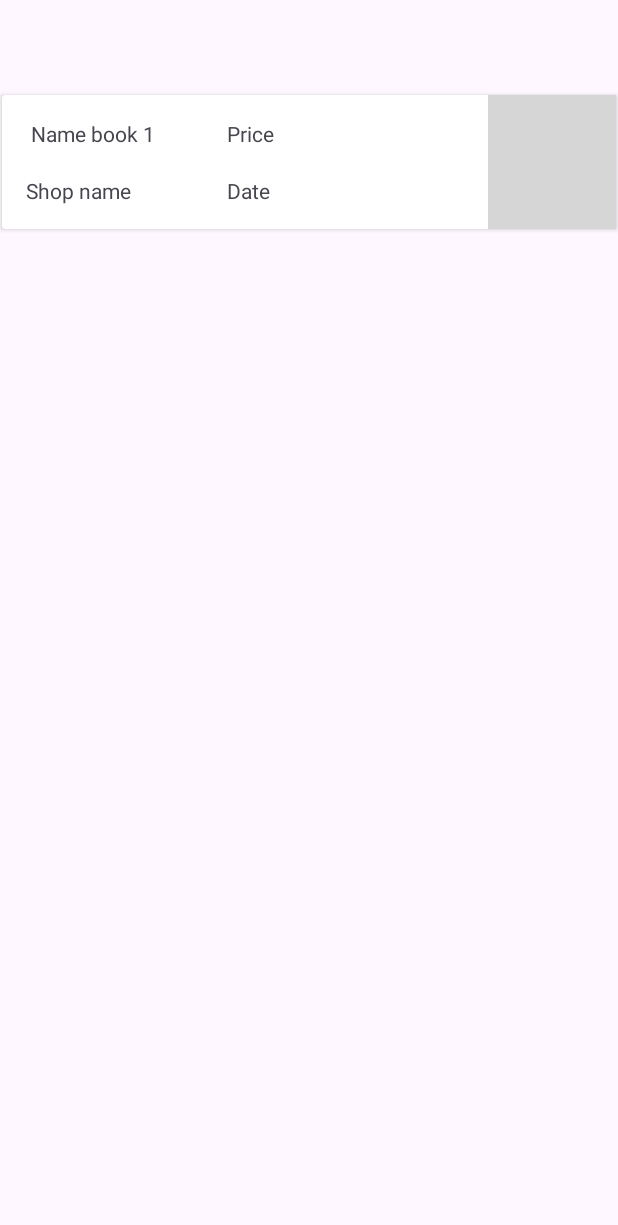
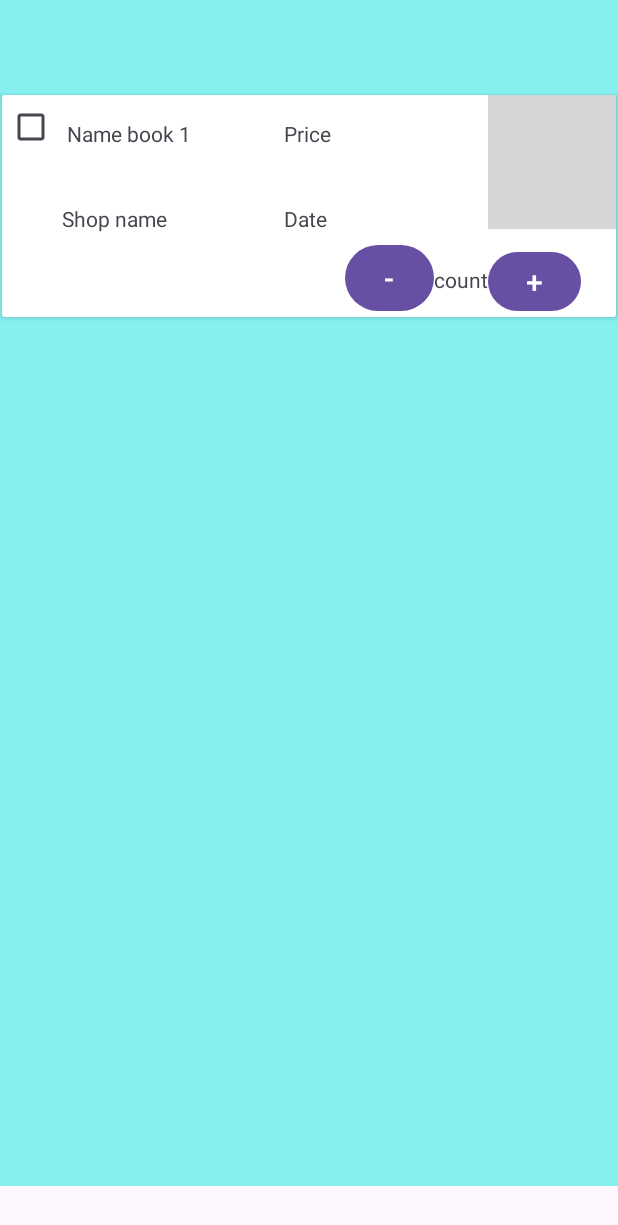
Before and after one commit to longITBK/Android_EBooker_ECommerce_App, an Android app: the layout shopping_cart_item.xml on its own in the app's theme, with its tools: preview values and no code run, on a phone screen of 412 x 824 dp. Shown: the top 1225 px of the screen. Run offline under Robolectric (Android 15) with nearby library versions, the phone set to English and light mode, and no system bars; grey boxes are pictures that could not be loaded.

Commit message:
update_UI

```diff
--- a/app/src/main/res/layout/cart_details.xml
+++ b/app/src/main/res/layout/cart_details.xml
@@ -3,7 +3,8 @@
     xmlns:app="http://schemas.android.com/apk/res-auto"
     xmlns:tools="http://schemas.android.com/tools"
     android:layout_width="match_parent"
-    android:layout_height="match_parent">
+    android:layout_height="match_parent"
+    android:background="@color/light_blue86">
 
     <ImageView
         android:id="@+id/book_image"
@@ -67,10 +68,11 @@
         android:id="@+id/book_price"
         android:layout_width="wrap_content"
         android:layout_height="wrap_content"
+        android:layout_marginTop="50dp"
         android:layout_marginEnd="20dp"
         android:text="book_price"
         app:layout_constraintEnd_toEndOf="parent"
-        tools:layout_editor_absoluteY="288dp" />
+        app:layout_constraintTop_toBottomOf="@+id/state" />
 
     <TextView
         android:id="@+id/vouchers"
@@ -122,4 +124,12 @@
         app:layout_constraintStart_toStartOf="parent"
         app:layout_constraintTop_toBottomOf="@+id/book_name" />
 
+    <Button
+        android:id="@+id/button"
+        android:layout_width="wrap_content"
+        android:layout_height="wrap_content"
+        android:text="Thanh toán"
+        app:layout_constraintBottom_toBottomOf="parent"
+        app:layout_constraintEnd_toEndOf="parent" />
+
 </androidx.constraintlayout.widget.ConstraintLayout>
--- a/app/src/main/res/layout/shopping_cart_item.xml
+++ b/app/src/main/res/layout/shopping_cart_item.xml
@@ -1,9 +1,10 @@
 <?xml version="1.0" encoding="utf-8"?>
 <androidx.constraintlayout.widget.ConstraintLayout xmlns:android="http://schemas.android.com/apk/res/android"
+    xmlns:app="http://schemas.android.com/apk/res-auto"
+    xmlns:tools="http://schemas.android.com/tools"
     android:layout_width="match_parent"
     android:layout_height="wrap_content"
-    xmlns:app="http://schemas.android.com/apk/res-auto"
-    xmlns:tools="http://schemas.android.com/tools">
+    android:background="@color/light_blue86">
 
     <androidx.cardview.widget.CardView
         android:id="@+id/cardView"
@@ -20,14 +21,15 @@
 
         <androidx.constraintlayout.widget.ConstraintLayout
             android:layout_width="match_parent"
-            android:layout_height="wrap_content">
+            android:layout_height="148dp"
+            android:background="#FFFFFF">
 
             <TextView
                 android:id="@+id/textView11"
                 android:layout_width="wrap_content"
                 android:layout_height="19dp"
-                android:layout_marginStart="16dp"
-                android:layout_marginBottom="16dp"
+                android:layout_marginStart="40dp"
+                android:layout_marginBottom="56dp"
                 android:text="Shop name"
                 app:layout_constraintBottom_toBottomOf="parent"
                 app:layout_constraintStart_toStartOf="parent" />
@@ -36,7 +38,7 @@
                 android:id="@+id/book_name_label"
                 android:layout_width="wrap_content"
                 android:layout_height="wrap_content"
-                android:layout_marginStart="16dp"
+                android:layout_marginStart="40dp"
                 android:layout_marginTop="16dp"
                 android:text=" Name book 1"
                 app:layout_constraintStart_toStartOf="parent"
@@ -54,7 +56,7 @@
                 android:id="@+id/textView10"
                 android:layout_width="wrap_content"
                 android:layout_height="wrap_content"
-                android:layout_marginStart="150dp"
+                android:layout_marginStart="188dp"
                 android:layout_marginTop="16dp"
                 android:text="Price"
                 app:layout_constraintStart_toStartOf="parent"
@@ -64,11 +66,46 @@
                 android:id="@+id/textView12"
                 android:layout_width="wrap_content"
                 android:layout_height="wrap_content"
-                android:layout_marginStart="150dp"
-                android:layout_marginBottom="16dp"
+                android:layout_marginStart="188dp"
+                android:layout_marginBottom="56dp"
                 android:text="Date"
                 app:layout_constraintBottom_toBottomOf="parent"
                 app:layout_constraintStart_toStartOf="parent" />
+
+            <CheckBox
+                android:id="@+id/checkBox"
+                android:layout_width="39dp"
+                android:layout_height="43dp"
+                app:layout_constraintStart_toStartOf="parent"
+                app:layout_constraintTop_toTopOf="parent" />
+
+            <TextView
+                android:id="@+id/count"
+                android:layout_width="wrap_content"
+                android:layout_height="wrap_content"
+                android:layout_marginBottom="15dp"
+                android:text="count"
+                app:layout_constraintBottom_toBottomOf="parent"
+                app:layout_constraintEnd_toStartOf="@+id/imageView2" />
+
+            <Button
+                android:id="@+id/button2"
+                android:layout_width="59dp"
+                android:layout_height="52dp"
+                android:text="-"
+                android:textSize="20sp"
+                app:layout_constraintBottom_toBottomOf="parent"
+                app:layout_constraintEnd_toStartOf="@+id/count" />
+
+            <Button
+                android:id="@+id/button3"
+                android:layout_width="62dp"
+                android:layout_height="47dp"
+                android:text="+"
+                android:textSize="20sp"
+                app:layout_constraintBottom_toBottomOf="parent"
+                app:layout_constraintStart_toEndOf="@+id/count" />
+
         </androidx.constraintlayout.widget.ConstraintLayout>
 
 
--- a/app/src/main/res/layout/vouchers.xml
+++ b/app/src/main/res/layout/vouchers.xml
@@ -2,7 +2,8 @@
 <androidx.constraintlayout.widget.ConstraintLayout xmlns:android="http://schemas.android.com/apk/res/android"
     xmlns:app="http://schemas.android.com/apk/res-auto"
     android:layout_width="match_parent"
-    android:layout_height="match_parent">
+    android:layout_height="match_parent"
+    android:background="@color/light_blue86">
 
     <androidx.cardview.widget.CardView
         android:layout_width="409dp"
```
Also changed, not shown: app/src/main/res/drawable/button_plus_icon_vector.jpg (added).
